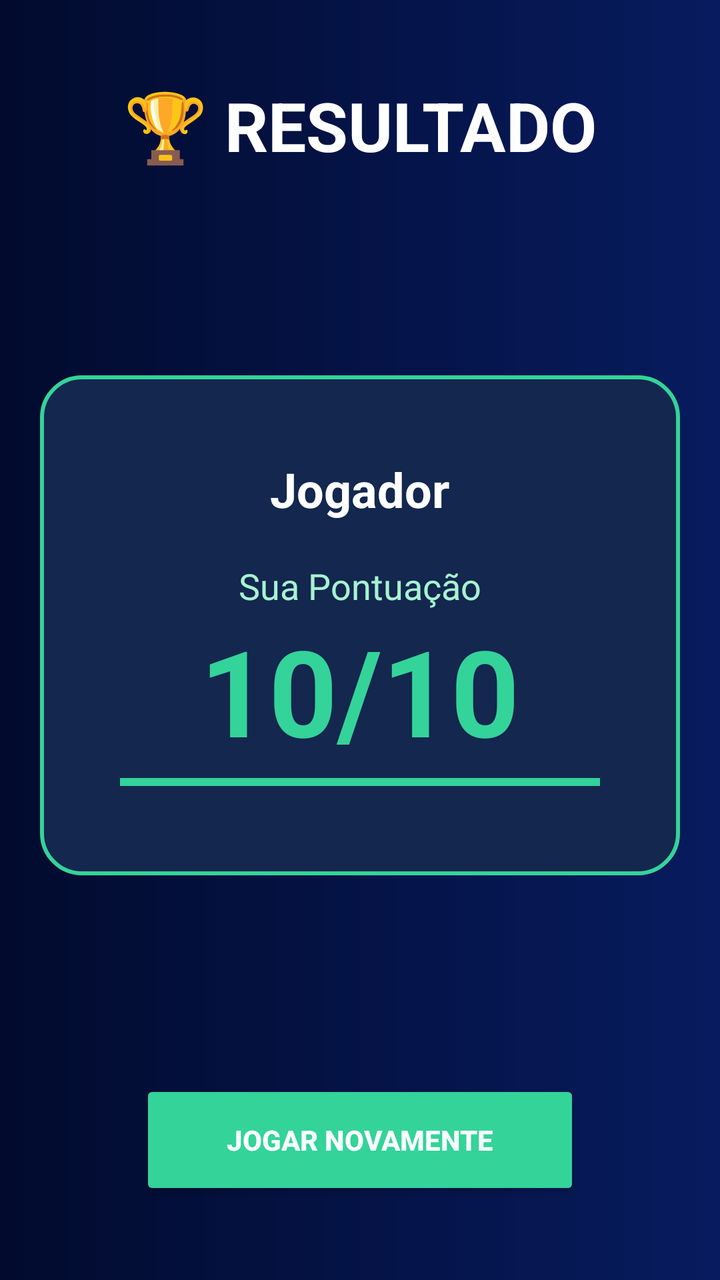
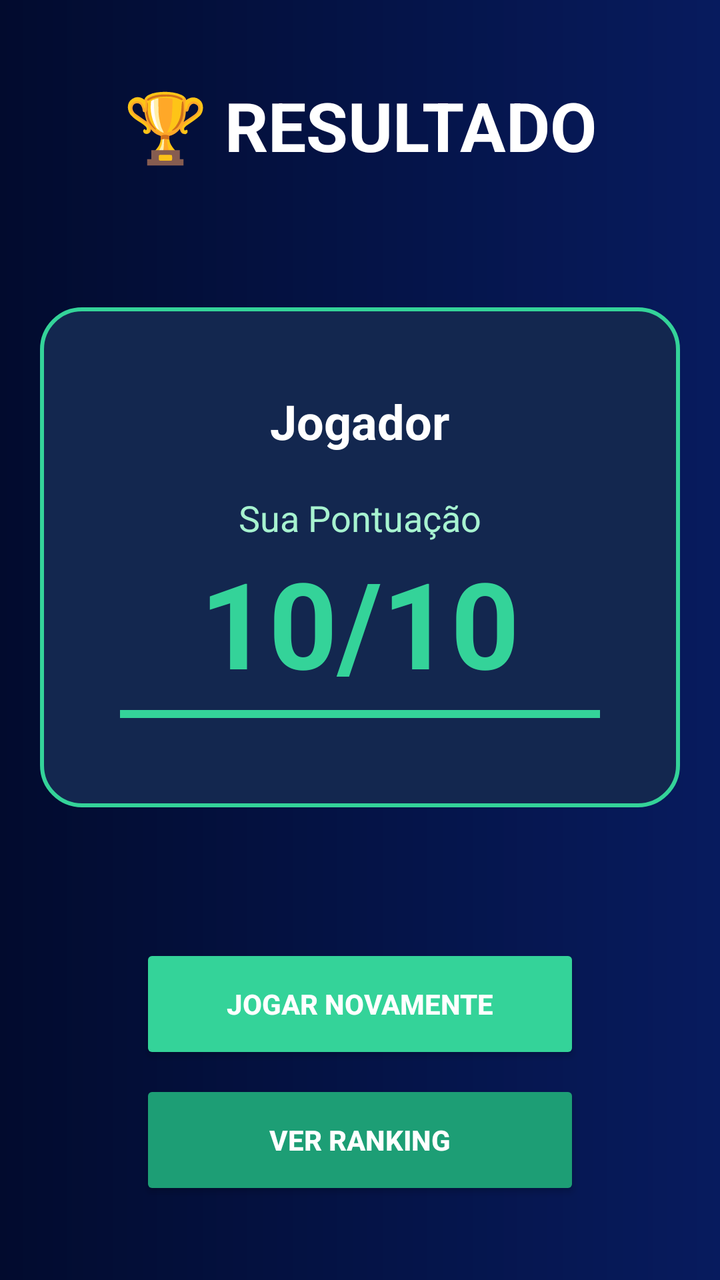

Two renders of the same Android screen: before a commit and after it. Below are the layout's source before the change and the commit's diff.
<!-- AndroidManifest.xml: application theme Theme.Pio -->
<!-- res/layout/activity_tela_resultado.xml -->
<?xml version="1.0" encoding="utf-8"?>
<androidx.constraintlayout.widget.ConstraintLayout
    xmlns:android="http://schemas.android.com/apk/res/android"
    xmlns:app="http://schemas.android.com/apk/res-auto"
    android:id="@+id/main"
    android:layout_width="match_parent"
    android:layout_height="match_parent"
    android:background="@drawable/bg_quiz">

    <TextView
        android:id="@+id/tvTitulo"
        android:layout_width="wrap_content"
        android:layout_height="wrap_content"
        android:text="🏆 RESULTADO"
        android:textColor="#FFFFFF"
        android:textSize="34sp"
        android:textStyle="bold"
        android:layout_marginTop="40dp"
        app:layout_constraintTop_toTopOf="parent"
        app:layout_constraintStart_toStartOf="parent"
        app:layout_constraintEnd_toEndOf="parent"/>

    <LinearLayout
        android:layout_width="320dp"
        android:layout_height="250dp"
        android:orientation="vertical"
        android:gravity="center"
        android:background="@drawable/bg_option"
        android:padding="24dp"
        app:layout_constraintTop_toBottomOf="@id/tvTitulo"
        app:layout_constraintBottom_toTopOf="@id/btnJogarNovamente"
        app:layout_constraintStart_toStartOf="parent"
        app:layout_constraintEnd_toEndOf="parent">

        <TextView
            android:id="@+id/tvNome"
            android:layout_width="wrap_content"
            android:layout_height="wrap_content"
            android:text="Jogador"
            android:textColor="#FFFFFF"
            android:textSize="24sp"
            android:textStyle="bold"/>

        <TextView
            android:layout_width="wrap_content"
            android:layout_height="wrap_content"
            android:text="Sua Pontuação"
            android:textColor="#A7F3D0"
            android:textSize="18sp"
            android:layout_marginTop="20dp"/>

        <TextView
            android:id="@+id/tvPontuacao"
            android:layout_width="wrap_content"
            android:layout_height="wrap_content"
            android:text="10/10"
            android:textColor="#34D399"
            android:textSize="60sp"
            android:textStyle="bold"/>

        <ProgressBar
            android:id="@+id/progressResultado"
            style="?android:attr/progressBarStyleHorizontal"
            android:layout_width="240dp"
            android:layout_height="12dp"
            android:max="10"
            android:progress="10"
            android:progressTint="#34D399"/>
    </LinearLayout>

    <Button
        android:id="@+id/btnJogarNovamente"
        android:layout_width="220dp"
        android:layout_height="60dp"
        android:text="Jogar Novamente"
        android:textColor="#FFFFFF"
        android:textStyle="bold"
        android:backgroundTint="#34D399"
        android:layout_marginBottom="40dp"
        app:layout_constraintBottom_toBottomOf="parent"
        app:layout_constraintStart_toStartOf="parent"
        app:layout_constraintEnd_toEndOf="parent"/>

</androidx.constraintlayout.widget.ConstraintLayout>
<!-- resources referenced by this layout -->
<resources>
  <!-- drawable bg_option (drawable) -->
  <?xml version="1.0" encoding="utf-8"?>
  <shape xmlns:android="http://schemas.android.com/apk/res/android">
      <solid android:color="#13274F"/>
  
      <corners android:radius="20dp"/>
  
      <stroke
          android:width="2dp"
          android:color="#34D399"/>
  </shape>
  <!-- drawable bg_quiz (drawable) -->
  <?xml version="1.0" encoding="utf-8"?>
  <shape xmlns:android="http://schemas.android.com/apk/res/android">
      <gradient
          android:startColor="#020B2E"
          android:endColor="#071B5E"
          android:angle="0"/>
  </shape>
  <style name="Theme.Pio" parent="Base.Theme.Pio" />
  <style name="Base.Theme.Pio" parent="Theme.Material3.DayNight.NoActionBar">
          
          
      </style>
</resources>

<!-- the commit's change to res/layout/activity_tela_resultado.xml (unified diff, before → after) -->
@@ -76,6 +76,19 @@
         android:textColor="#FFFFFF"
         android:textStyle="bold"
         android:backgroundTint="#34D399"
+        android:layout_marginBottom="8dp"
+        app:layout_constraintBottom_toTopOf="@id/btnRanking"
+        app:layout_constraintStart_toStartOf="parent"
+        app:layout_constraintEnd_toEndOf="parent"/>
+
+    <Button
+        android:id="@+id/btnRanking"
+        android:layout_width="220dp"
+        android:layout_height="60dp"
+        android:text="Ver Ranking"
+        android:textColor="#FFFFFF"
+        android:textStyle="bold"
+        android:backgroundTint="#1D9E75"
         android:layout_marginBottom="40dp"
         app:layout_constraintBottom_toBottomOf="parent"
         app:layout_constraintStart_toStartOf="parent"
